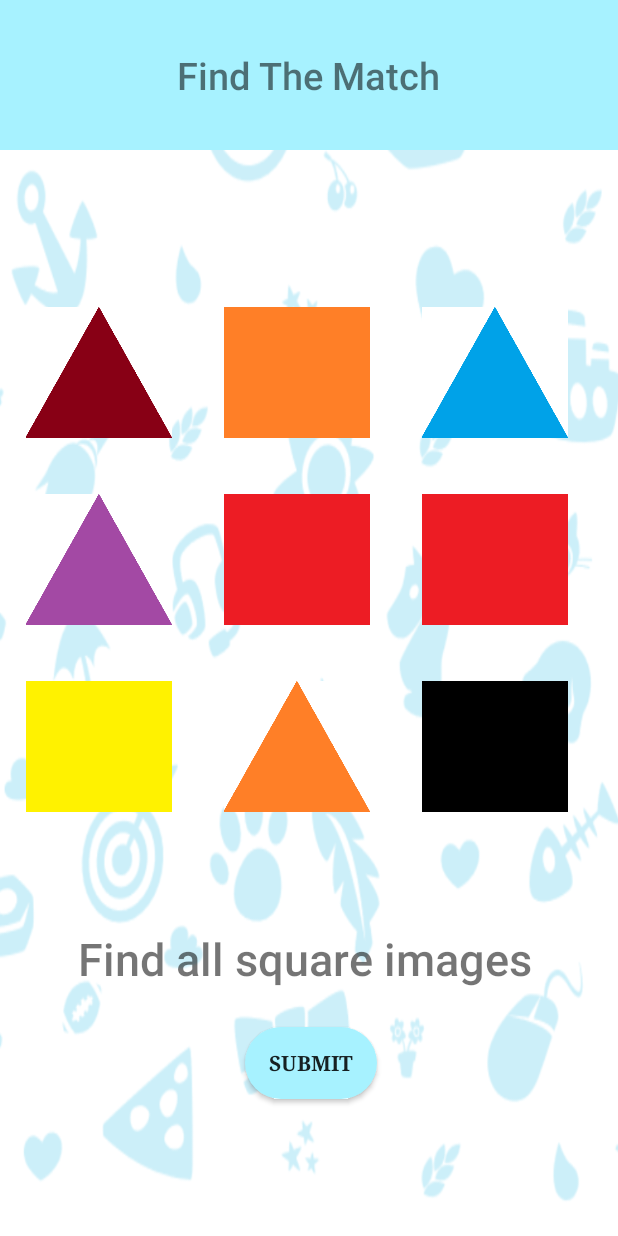
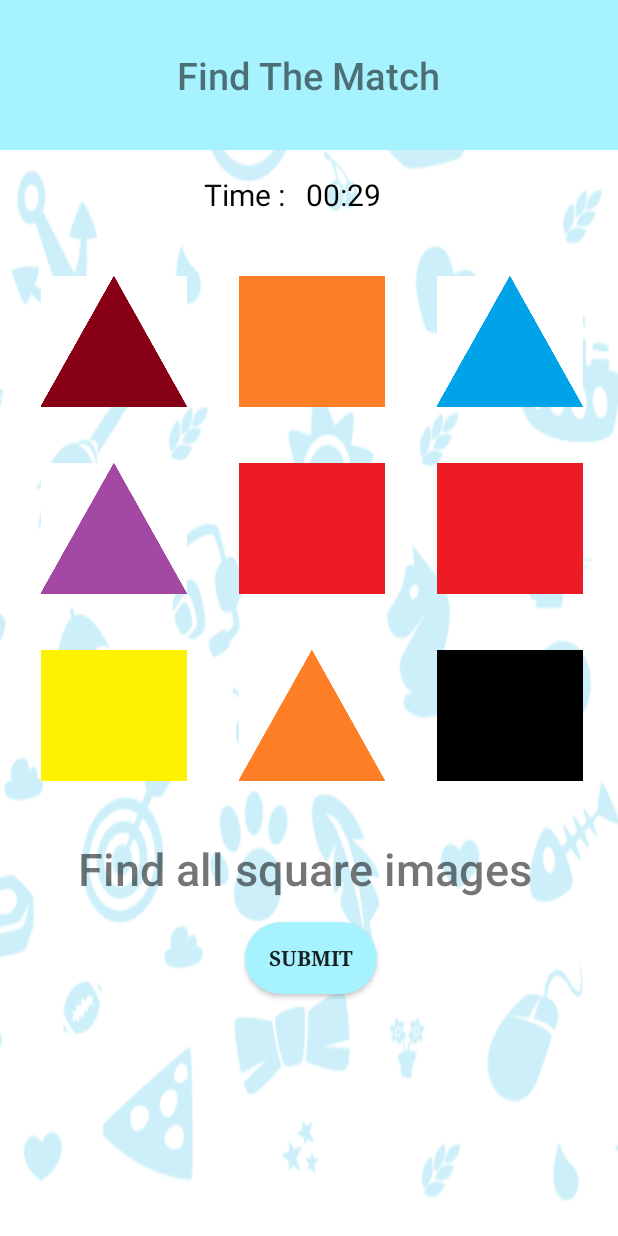
Before and after one commit to etimathur/AiDD, an Android app: the FindTheMatch screen opened directly, with no data from a screen before it, on a phone screen of 412 x 824 dp. Run offline under Robolectric (Android 15) with nearby library versions, the phone set to English and light mode, and no system bars.

Commit message:
With Find the match database

```diff
--- a/Video-master/app/src/main/java/te/project/aidd/ChildLoginActivity.java
+++ b/Video-master/app/src/main/java/te/project/aidd/ChildLoginActivity.java
@@ -33,11 +33,11 @@ public class ChildLoginActivity extends AppCompatActivity {
             public void onClick(View v) {
                 String user=childUserName.getText().toString().trim();
                 String password=childPassword.getText().toString().trim();
-                Boolean res=db.childCheckUser(user,password);
+                int tableID=db.childCheckUser(user,password);
                 int id=1;
-                if (res==true)
+                if (tableID>0)
                 {
-                    User new_user=new User(id,user);
+                    User new_user=new User(id,user,tableID);
                     SessionManagement sessionManagement=new SessionManagement(ChildLoginActivity.this);
                     sessionManagement.saveSession(new_user);
                     Toast.makeText(ChildLoginActivity.this,"Successfully Logged in",Toast.LENGTH_SHORT).show();
--- a/Video-master/app/src/main/java/te/project/aidd/FindTheMatch.java
+++ b/Video-master/app/src/main/java/te/project/aidd/FindTheMatch.java
@@ -2,9 +2,12 @@ package te.project.aidd;
 
 import androidx.appcompat.app.AppCompatActivity;
 
+import android.content.Intent;
 import android.graphics.Color;
 import android.os.Bundle;
+import android.os.CountDownTimer;
 import android.os.Handler;
+import android.util.Log;
 import android.view.View;
 import android.widget.ImageView;
 import android.widget.TextView;
@@ -13,6 +16,7 @@ import android.widget.Toast;
 import java.util.ArrayList;
 import java.util.Collections;
 import java.util.List;
+import java.util.Locale;
 import java.util.Random;
 
 class Pair{
@@ -37,6 +41,17 @@ public class FindTheMatch extends AppCompatActivity {
     String critertia="";
     int criteriaIndex;
     int choice;
+    int correctScore=0, wrongScore=0, totalanswers=0;
+    SessionManagement sessionManagement;
+    private TextView timer ;
+    private static final long COUNTDOWN_IN=30000;
+    private CountDownTimer cd;
+    private long timeleft;
+
+
+    DatabaseHelper db= new DatabaseHelper(this);
+
+
     public void checkColorShape(View view)
     {
         ImageView counter=(ImageView)view;
@@ -58,76 +73,67 @@ public class FindTheMatch extends AppCompatActivity {
     public void checkAnswers(View view) throws InterruptedException {
         Collections.sort(clickedImageTags);
         ImageView[] imageViews=new ImageView[]{(ImageView)findViewById(R.id.imageView1),(ImageView)findViewById(R.id.imageView2),(ImageView)findViewById(R.id.imageView3),(ImageView)findViewById(R.id.imageView4),(ImageView)findViewById(R.id.imageView5),(ImageView)findViewById(R.id.imageView6),(ImageView)findViewById(R.id.imageView7),(ImageView)findViewById(R.id.imageView8),(ImageView)findViewById(R.id.imageView9)};
+
+
         if(choice==0) {
+            totalanswers+=colourList[criteriaIndex].index.size();
             if (colourList[criteriaIndex].index.size() == clickedImageTags.size() && colourList[criteriaIndex].index.equals(clickedImageTags)) {
                 Toast.makeText(this, "All images selected", Toast.LENGTH_SHORT).show();
-
                 for (int i = 0; i < clickedImageTags.size(); i++) {
                     imageViews[(int) clickedImageTags.get(i)].setBackgroundResource(R.drawable.squaregreen);
+                    correctScore++;
                 }
-                Handler handler = new Handler();
-                handler.postDelayed(new Runnable() {
-                    @Override
-                    public void run() {
-                        try {
-                            reset();
-                        } catch (InterruptedException e) {
-                            e.printStackTrace();
-                        }
-                    }
-                }, 1000);
+
 
 
 
             } else if (clickedImageTags.containsAll(colourList[criteriaIndex].index) ) {
                 for(int i=0;i<clickedImageTags.size();i++)
                 {
+
                     if(colourList[criteriaIndex].index.contains((Object)clickedImageTags.get(i))) {
                         imageViews[(int) clickedImageTags.get(i)].setBackgroundResource(R.drawable.squaregreen);
+                        correctScore++;
                     }
                     else
                     {
                         imageViews[(int) clickedImageTags.get(i)].setBackgroundResource(R.drawable.squarered);
+                        wrongScore++;
                     }
                 }
                 Toast.makeText(this, "Extra images selected", Toast.LENGTH_SHORT).show();
-                resetAnswers(view,imageViews);
+
 
             } else {
+
                 for(int i=0;i<clickedImageTags.size();i++)
                 {
+
                     if(colourList[criteriaIndex].index.contains((Object)clickedImageTags.get(i))) {
                         imageViews[(int) clickedImageTags.get(i)].setBackgroundResource(R.drawable.squaregreen);
+                        correctScore++;
                     }
                     else
                     {
                         imageViews[(int) clickedImageTags.get(i)].setBackgroundResource(R.drawable.squarered);
+                        wrongScore++;
                     }
                 }
                 Toast.makeText(this, "All images not selected", Toast.LENGTH_SHORT).show();
-                resetAnswers(view,imageViews);
+
             }
         }
         else
         {
+            totalanswers+=shapeList[criteriaIndex].index.size();
             if(shapeList[criteriaIndex].index.size() == clickedImageTags.size())
             {
                 if(shapeList[criteriaIndex].index.equals(clickedImageTags)) {
                     Toast.makeText(this, "All images selected", Toast.LENGTH_SHORT).show();
                     for (int i = 0; i < clickedImageTags.size(); i++) {
                         imageViews[(int) clickedImageTags.get(i)].setBackgroundResource(R.drawable.squaregreen);
+                        correctScore++;
                     }
-                    Handler handler = new Handler();
-                    handler.postDelayed(new Runnable() {
-                        @Override
-                        public void run() {
-                            try {
-                                reset();
-                            } catch (InterruptedException e) {
-                                e.printStackTrace();
-                            }
-                        }
-                    }, 1000);
                 }
             }
             else if(clickedImageTags.containsAll(shapeList[criteriaIndex].index))
@@ -136,50 +142,59 @@ public class FindTheMatch extends AppCompatActivity {
                 {
                     if(shapeList[criteriaIndex].index.contains((Object)clickedImageTags.get(i))) {
                         imageViews[(int) clickedImageTags.get(i)].setBackgroundResource(R.drawable.squaregreen);
+                        correctScore++;
                     }
                     else
                     {
                         imageViews[(int) clickedImageTags.get(i)].setBackgroundResource(R.drawable.squarered);
+                        wrongScore++;
                     }
                 }
                 Toast.makeText(this, "Extra images selected", Toast.LENGTH_SHORT).show();
-                resetAnswers(view,imageViews);
+
             }else {
                 for(int i=0;i<clickedImageTags.size();i++)
                 {
                     if(shapeList[criteriaIndex].index.contains((Object)clickedImageTags.get(i))) {
                         imageViews[(int) clickedImageTags.get(i)].setBackgroundResource(R.drawable.squaregreen);
+                        correctScore++;
                     }
                     else
                     {
                         imageViews[(int) clickedImageTags.get(i)].setBackgroundResource(R.drawable.squarered);
+                        wrongScore++;
                     }
                 }
                 Toast.makeText(this, "All images not selected", Toast.LENGTH_SHORT).show();
-                resetAnswers(view,imageViews);
+
             }
         }
-    }
-    public void resetAnswers(View view, final ImageView imageViews[])
-    {
+
+
+        Log.i("Score ",correctScore+" "+wrongScore+" "+totalanswers);
 
         Handler handler = new Handler();
         handler.postDelayed(new Runnable() {
             @Override
             public void run() {
-
-                for(int i=0;i<clickedImageTags.size();i++)
-                    imageViews[(int) clickedImageTags.get(i)].setBackgroundColor(Color.WHITE);
-                clickedImageTags.clear();
+                try {
+                    reset();
+                } catch (InterruptedException e) {
+                    e.printStackTrace();
+                }
             }
         }, 1000);
-
     }
     @Override
     protected void onCreate(Bundle savedInstanceState) {
         super.onCreate(savedInstanceState);
         setContentView(R.layout.activity_findthematch);
+        timer=(TextView) findViewById(R.id.time);
+        timeleft=COUNTDOWN_IN;
+        startCountDown();
         generateImages();
+
+        sessionManagement=new SessionManagement(FindTheMatch.this);
     }
     public void generateImages(){
         Random rand = new Random();
@@ -254,6 +269,7 @@ public class FindTheMatch extends AppCompatActivity {
         }
     }
     public void reset() throws InterruptedException {
+
         for(int i=0;i<noOfColours;i++){
             colourList[i].count=0;
             colourList[i].index.clear();
@@ -272,4 +288,38 @@ public class FindTheMatch extends AppCompatActivity {
         }
         generateImages();
     }
+
+    public void startCountDown(){
+        cd=new CountDownTimer(timeleft,1000) {
+            @Override
+            public void onTick(long millisUntilFinished) {
+                timeleft=millisUntilFinished;
+                updateCountDownText();
+
+            }
+
+            @Override
+            public void onFinish() {
+                timeleft=0;
+                Intent homepage=new Intent(FindTheMatch.this, FindMatchInstruct.class);
+                startActivity(homepage);
+                String email=db.getEmailForChild(sessionManagement.getTableID());
+                Log.i("User : ",sessionManagement.getnaaam()+" "+sessionManagement.getSession());
+                db.insertScore(email,sessionManagement.getnaaam(),correctScore,wrongScore,totalanswers);
+                Log.i("Score ",correctScore+" "+wrongScore+" "+totalanswers);
+            }
+        }.start();
+
+    }
+    public void updateCountDownText(){
+        int minutes=(int)(timeleft/1000)/60;
+        int seconds=(int)(timeleft/1000)%60;
+        String timeformat=String.format(Locale.getDefault(),"00:%02d",seconds);
+        timer.setText(timeformat);
+        if(timeleft<10000){
+            timer.setTextColor(Color.RED);
+        }else {
+            timer.setTextColor(Color.BLACK);
+        }
+    }
 }
--- a/Video-master/app/src/main/java/te/project/aidd/SessionManagement.java
+++ b/Video-master/app/src/main/java/te/project/aidd/SessionManagement.java
@@ -3,14 +3,18 @@ package te.project.aidd;
 import android.content.Context;
 import android.content.SharedPreferences;
 
-public class SessionManagement {
+import androidx.appcompat.app.AppCompatActivity;
+
+public class SessionManagement extends AppCompatActivity {
 
     SharedPreferences sharedPreferences;
     SharedPreferences.Editor editor;
     String SHARED_PREF_NAME="session";
     String SESSION_KEY="session_user";
     String SESSION_KEY1="key_name";
+    String SESSION_TABLEID="tableid";
 
+    int id,tableID;
 
     public SessionManagement(Context context){
         sharedPreferences=context.getSharedPreferences(SHARED_PREF_NAME,Context.MODE_PRIVATE);
@@ -20,9 +24,11 @@ public class SessionManagement {
 
     public void saveSession(User user){
         //save session of user whenever user is logged in
-        int id=user.getId();
+        id=user.getId();
+        tableID=user.getTableId();
         String naaam=user.getName();
         editor.putInt(SESSION_KEY,id).commit();
+        editor.putInt(SESSION_TABLEID,tableID).commit();
         editor.putString(SESSION_KEY1,naaam).commit();
     }
 
@@ -34,6 +40,9 @@ public class SessionManagement {
         //return name of the user
         return sharedPreferences.getString(SESSION_KEY1,null);
     }
+    public int getTableID(){
+        return sharedPreferences.getInt(SESSION_TABLEID,-1);
+    }
 
     public void removeSession(){
         editor.putInt(SESSION_KEY,-1).commit();
--- a/Video-master/app/src/main/res/layout/activity_findthematch.xml
+++ b/Video-master/app/src/main/res/layout/activity_findthematch.xml
@@ -22,129 +22,132 @@
         app:layout_constraintHorizontal_bias="1.0"
         app:layout_constraintStart_toStartOf="parent"
         app:layout_constraintTop_toTopOf="parent" />
+
     <GridLayout
         android:id="@+id/gridLayout"
-        android:layout_width="411dp"
-        android:layout_height="425dp"
-        android:layout_marginTop="45dp"
+        android:layout_width="392dp"
+        android:layout_height="386dp"
+        android:layout_marginStart="10dp"
+        android:layout_marginTop="55dp"
         android:layout_marginBottom="192dp"
+        android:columnCount="3"
         android:paddingTop="10dp"
-        android:columnCount="3"
+        android:rowCount="3"
         app:layout_constraintBottom_toBottomOf="parent"
         app:layout_constraintEnd_toEndOf="parent"
         app:layout_constraintHorizontal_bias="0.0"
         app:layout_constraintStart_toStartOf="parent"
         app:layout_constraintTop_toBottomOf="@+id/textView"
-        android:rowCount="3">
+        app:layout_constraintVertical_bias="0.0">
 
         <ImageView
             android:id="@+id/imageView1"
             android:layout_width="105dp"
             android:layout_height="98dp"
+            android:layout_row="0"
+            android:layout_column="0"
             android:layout_margin="13dp"
             android:adjustViewBounds="true"
             android:cropToPadding="true"
             android:onClick="checkColorShape"
             android:padding="4dp"
-            android:tag="0"
-            android:layout_column="0"
-            android:layout_row="0" />
+            android:tag="0" />
 
         <ImageView
             android:id="@+id/imageView4"
             android:layout_width="105dp"
             android:layout_height="98dp"
+            android:layout_row="1"
+            android:layout_column="0"
             android:layout_margin="13dp"
             android:cropToPadding="true"
             android:onClick="checkColorShape"
             android:padding="4dp"
-            android:tag="3"
-            android:layout_column="0"
-            android:layout_row="1" />
+            android:tag="3" />
 
         <ImageView
             android:id="@+id/imageView7"
             android:layout_width="105dp"
             android:layout_height="98dp"
+            android:layout_row="2"
+            android:layout_column="0"
             android:layout_margin="13dp"
             android:cropToPadding="true"
             android:onClick="checkColorShape"
             android:padding="4dp"
-            android:tag="6"
-            android:layout_column="0"
-            android:layout_row="2" />
+            android:tag="6" />
 
         <ImageView
             android:id="@+id/imageView2"
             android:layout_width="105dp"
             android:layout_height="98dp"
+            android:layout_row="0"
+            android:layout_column="1"
             android:layout_margin="13dp"
             android:cropToPadding="true"
             android:onClick="checkColorShape"
             android:padding="4dp"
-            android:tag="1"
-            android:layout_column="1"
-            android:layout_row="0" />
+            android:tag="1" />
 
         <ImageView
             android:id="@+id/imageView5"
             android:layout_width="105dp"
             android:layout_height="98dp"
+            android:layout_row="1"
+            android:layout_column="1"
             android:layout_margin="13dp"
             android:cropToPadding="true"
             android:onClick="checkColorShape"
             android:padding="4dp"
-            android:tag="4"
-            android:layout_column="1"
-            android:layout_row="1" />
+            android:tag="4" />
 
         <ImageView
             android:id="@+id/imageView8"
             android:layout_width="105dp"
             android:layout_height="98dp"
+            android:layout_row="2"
+            android:layout_column="1"
             android:layout_margin="13dp"
             android:cropToPadding="true"
             android:onClick="checkColorShape"
             android:padding="4dp"
-            android:tag="7"
-            android:layout_column="1"
-            android:layout_row="2" />
+            android:tag="7" />
 
         <ImageView
             android:id="@+id/imageView3"
             android:layout_width="105dp"
             android:layout_height="98dp"
+            android:layout_row="0"
+            android:layout_column="2"
             android:layout_margin="13dp"
             android:cropToPadding="true"
             android:onClick="checkColorShape"
             android:padding="4dp"
-            android:tag="2"
-            android:layout_column="2"
-            android:layout_row="0" />
+            android:tag="2" />
 
         <ImageView
             android:id="@+id/imageView6"
             android:layout_width="105dp"
             android:layout_height="98dp"
+            android:layout_row="1"
+            android:layout_column="2"
             android:layout_margin="13dp"
             android:cropToPadding="true"
             android:onClick="checkColorShape"
             android:padding="4dp"
-            android:tag="5"
-            android:layout_column="2"
-            android:layout_row="1" />
+            android:tag="5" />
 
         <ImageView
             android:id="@+id/imageView9"
             android:layout_width="105dp"
             android:layout_height="98dp"
+            android:layout_row="2"
+            android:layout_column="2"
             android:layout_margin="13dp"
             android:cropToPadding="true"
             android:onClick="checkColorShape"
             android:padding="4dp"
-            android:tag="8"
-            android:layout_column="2"
-            android:layout_row="2" />
+            android:tag="8" />
     </GridLayout>
 
     <TextView
@@ -171,18 +174,38 @@
         android:layout_width="wrap_content"
         android:layout_height="wrap_content"
         android:layout_marginStart="163dp"
-        android:layout_marginLeft="163dp"
-        android:layout_marginTop="24dp"
+        android:layout_marginTop="14dp"
         android:layout_marginEnd="160dp"
-        android:layout_marginRight="160dp"
-        android:textStyle="bold"
         android:background="@drawable/round"
         android:fontFamily="serif"
         android:onClick="checkAnswers"
         android:text="Submit"
+        android:textStyle="bold"
         app:layout_constraintEnd_toEndOf="parent"
         app:layout_constraintHorizontal_bias="0.0"
         app:layout_constraintStart_toStartOf="parent"
         app:layout_constraintTop_toBottomOf="@+id/questionTextView" />
 
+    <TextView
+        android:id="@+id/Timer"
+        android:layout_width="wrap_content"
+        android:layout_height="wrap_content"
+        android:layout_marginStart="136dp"
+        android:layout_marginTop="16dp"
+        android:text="Time : "
+        android:textColor="#070707"
+        android:textSize="20sp"
+        app:layout_constraintStart_toStartOf="parent"
+        app:layout_constraintTop_toBottomOf="@+id/textView" />
+
+    <TextView
+        android:id="@+id/time"
+        android:layout_width="88dp"
+        android:layout_height="30dp"
+        android:layout_marginTop="116dp"
+        android:layout_marginEnd="120dp"
+        android:textSize="20sp"
+        app:layout_constraintEnd_toEndOf="parent"
+        app:layout_constraintTop_toTopOf="parent" />
+
 </androidx.constraintlayout.widget.ConstraintLayout>
```
Also changed, not shown: Video-master/app/src/main/java/te/project/aidd/DatabaseHelper.java (+85 -6 lines), Video-master/app/src/main/java/te/project/aidd/User.java (+17 -0 lines), Video-master/app/src/main/res/layout/activity_find_match_instruct.xml (+41 -34 lines).
